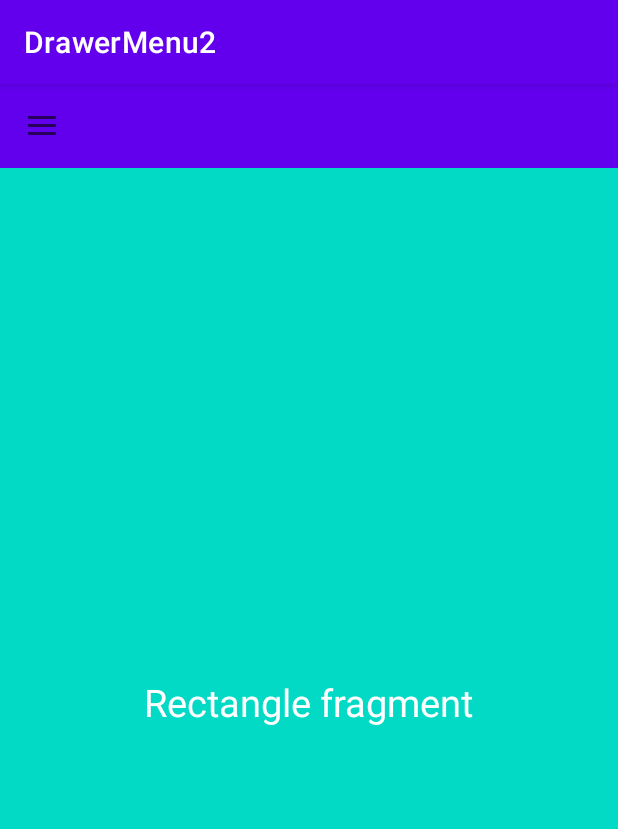
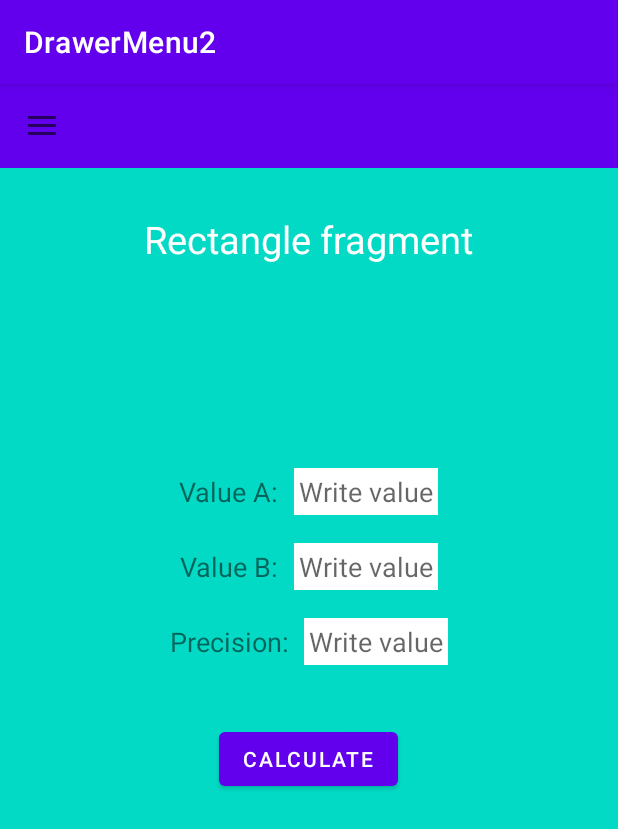
Before and after one commit to stepkos/DrawerMenu, an Android app: the screen it shows after launch (MainActivity), in the side drawer, after a tap on "Integral Rec", on a phone screen of 412 x 824 dp. Shown: the top 829 px of the screen. Run offline under Robolectric (Android 15) with nearby library versions, the phone set to English and light mode, and no system bars.

Commit message:
rect fragment complete

```diff
--- a/app/src/main/java/com/example/drawermenu2/RectangleFragment.java
+++ b/app/src/main/java/com/example/drawermenu2/RectangleFragment.java
@@ -1,9 +1,14 @@
 package com.example.drawermenu2;
 
 import android.os.Bundle;
+import android.util.Log;
 import android.view.LayoutInflater;
 import android.view.View;
 import android.view.ViewGroup;
+import android.widget.Button;
+import android.widget.EditText;
+import android.widget.TextView;
+import android.widget.Toast;
 
 import androidx.annotation.NonNull;
 import androidx.annotation.Nullable;
@@ -11,10 +16,61 @@ import androidx.fragment.app.Fragment;
 
 public class RectangleFragment extends Fragment {
 
+    final static String TAG = "Rectangle";
+    View view;
+    Button calculateButton;
+    //long n = 1000000;
+    EditText rangeA;
+    EditText rangeB;
+    EditText precision;
+    TextView result;
     @Nullable
     @Override
-    public View onCreateView(@NonNull LayoutInflater inflater, @Nullable ViewGroup container, @Nullable Bundle savedInstanceState) {
-        return inflater.inflate(R.layout.rectangle_fragment, container, false);
-//        return super.onCreateView(inflater, container, savedInstanceState);
+    public View onCreateView(@NonNull  LayoutInflater inflater, @Nullable  ViewGroup container, @Nullable  Bundle savedInstanceState) {
+        // Inflate the layout
+        view = inflater.inflate(R.layout.rectangle_fragment, container, false);
+        // get the reference of widgets
+        rangeA = view.findViewById(R.id.editTextA);
+        rangeB = view.findViewById(R.id.editTextB);
+        precision = view.findViewById(R.id.precision);
+        calculateButton = (Button) view.findViewById(R.id.calculate);
+        result = view.findViewById(R.id.result);
+
+        calculateButton.setOnClickListener(new View.OnClickListener() {
+            @Override
+            public void onClick(View v) {
+                double a = Double.parseDouble(String.valueOf(rangeA.getText()));
+                double b = Double.parseDouble(String.valueOf(rangeB.getText()));
+                double p = Double.parseDouble(String.valueOf(precision.getText()));
+                Toast.makeText(getActivity(), "RectangleFragment"+" a="+a+" b="+b+" prcision="+p, Toast.LENGTH_LONG).show();
+                Log.v(TAG,"RectangleFragment"+" a="+a+" b="+b+" prcision="+p);
+                double r = methodRectangle(a,b,p);
+                result.setText(String.valueOf(r));
+            }
+        });
+
+        return view;
+
+    }
+
+    /**
+     * Method integral rectangle
+     */
+    double methodRectangle(double a, double b, double n){
+        double h=(b-a)/n;
+        double s;
+        double pole=0;
+        Log.v(TAG,"--------------------- dlugosc odcinka=" + h +"");
+        for(int i=0;i<n;i++){
+            s=a+h*i+h/2;
+            pole+=Math.abs(f(s));
+        }
+        Log.v(TAG,"--------------------- sin(0,pi)=" + h*pole +"");
+        return h*pole;
+    }
+
+    // --------- funkcje -------------
+    double f(double x) {
+        return Math.sin(x);
     }
 }
--- a/app/src/main/res/layout/rectangle_fragment.xml
+++ b/app/src/main/res/layout/rectangle_fragment.xml
@@ -8,12 +8,112 @@
     <TextView
         android:layout_width="wrap_content"
         android:layout_height="wrap_content"
-        android:layout_centerInParent="true"
+        android:layout_centerHorizontal="true"
+        android:layout_marginTop="30dp"
         android:textSize="25sp"
         android:text="Rectangle fragment"
         android:textColor="@color/white"
-    >
+    />
 
-    </TextView>
+
+    <LinearLayout
+        android:layout_width="match_parent"
+        android:layout_height="wrap_content"
+        android:gravity="center"
+        android:layout_marginTop="200dp"
+        >
+
+        <TextView
+            android:layout_width="wrap_content"
+            android:layout_height="wrap_content"
+            android:text="Value A:"
+            android:textSize="18sp"
+            />
+
+        <EditText
+            android:layout_width="wrap_content"
+            android:layout_height="wrap_content"
+            android:id="@+id/editTextA"
+            android:hint="Write value"
+            android:layout_marginLeft="10dp"
+            android:background="@color/white"
+            android:padding="3dp"
+            android:textSize="18sp"
+            />
+
+    </LinearLayout>
+
+    <LinearLayout
+        android:layout_width="match_parent"
+        android:layout_height="wrap_content"
+        android:gravity="center"
+        android:layout_marginTop="250dp"
+        >
+
+        <TextView
+            android:layout_width="wrap_content"
+            android:layout_height="wrap_content"
+            android:text="Value B:"
+            android:textSize="18sp"
+            />
+
+        <EditText
+            android:layout_width="wrap_content"
+            android:layout_height="wrap_content"
+            android:id="@+id/editTextB"
+            android:hint="Write value"
+            android:layout_marginLeft="10dp"
+            android:background="@color/white"
+            android:padding="3dp"
+            android:textSize="18sp"
+            />
+
+    </LinearLayout>
+
+    <LinearLayout
+        android:layout_width="match_parent"
+        android:layout_height="wrap_content"
+        android:gravity="center"
+        android:layout_marginTop="300dp"
+        >
+
+        <TextView
+            android:layout_width="wrap_content"
+            android:layout_height="wrap_content"
+            android:text="Precision:"
+            android:textSize="18sp"
+            />
+
+        <EditText
+            android:layout_width="wrap_content"
+            android:layout_height="wrap_content"
+            android:id="@+id/precision"
+            android:hint="Write value"
+            android:layout_marginLeft="10dp"
+            android:background="@color/white"
+            android:padding="3dp"
+            android:textSize="18sp"
+            />
+
+    </LinearLayout>
+
+    <Button
+        android:layout_width="wrap_content"
+        android:layout_height="wrap_content"
+        android:id="@+id/calculate"
+        android:text="Calculate"
+        android:layout_centerHorizontal="true"
+        android:layout_marginTop="370dp"
+        />
+
+    <TextView
+        android:layout_width="wrap_content"
+        android:layout_height="wrap_content"
+        android:id="@+id/result"
+        android:layout_centerHorizontal="true"
+        android:layout_marginTop="450dp"
+        android:textSize="30sp"
+        android:text=""
+        />
 
 </RelativeLayout>
```
